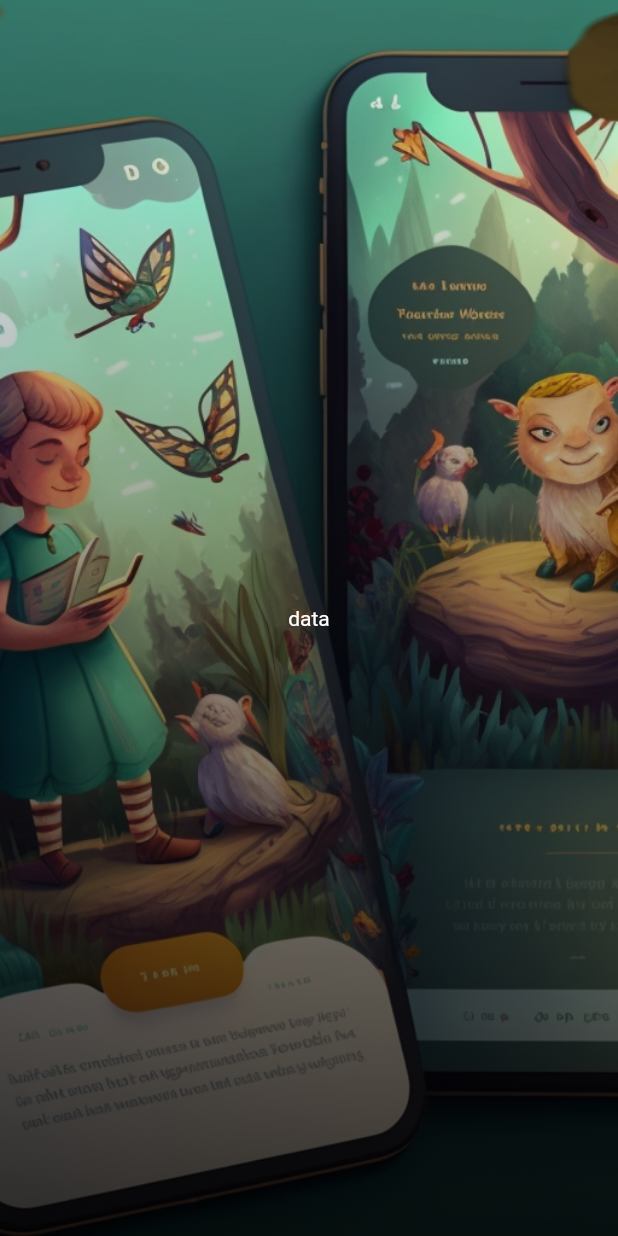
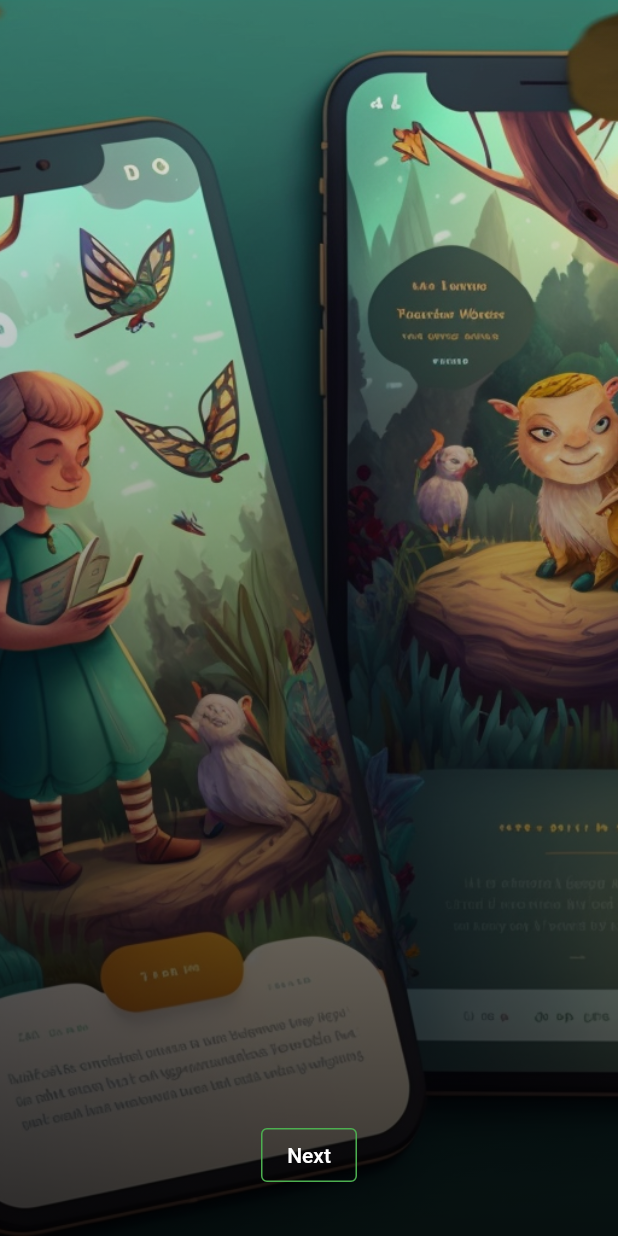
Before and after one commit to Avishkasj/storybook, a Flutter app: the screen it shows after launch, on a phone screen of 412 x 824 dp. Run offline on Flutter 3.47's test engine with Material 2 defaults, Android fonts, the phone set to English and light mode, and no system bars.

Commit message:
welcome done

```diff
--- a/lib/welcome.dart
+++ b/lib/welcome.dart
@@ -30,17 +30,33 @@ class _welcomeState extends State<welcome> {
                 colors: [Colors.transparent, Colors.black.withOpacity(0.8)],
               ),
             ),
-            child: Column(
-              mainAxisAlignment: MainAxisAlignment.center,
-              crossAxisAlignment: CrossAxisAlignment.center,
-              children: [
-                Text(
-                  "data",
-                  style: TextStyle(
-                    color: Colors.white,
+            child: SafeArea(
+              child: Column(
+                mainAxisAlignment: MainAxisAlignment.end,
+                crossAxisAlignment: CrossAxisAlignment.center,
+                children: [
+                  // Text(
+                  //   "data",
+                  //   style: TextStyle(
+                  //     color: Colors.white,
+                  //   ),
+                  // ),
+
+                  Padding(
+                    padding: const EdgeInsets.only(bottom: 30),
+                    child: OutlinedButton(
+                      child: Text("Next"),
+                      style: OutlinedButton.styleFrom(
+                        primary: Colors.white,
+                        side: BorderSide(
+                          color: Colors.green,
+                        ),
+                      ),
+                      onPressed: () {},
+                    ),
                   ),
-                ),
-              ],
+                ],
+              ),
             ),
           ),
         ],
```
